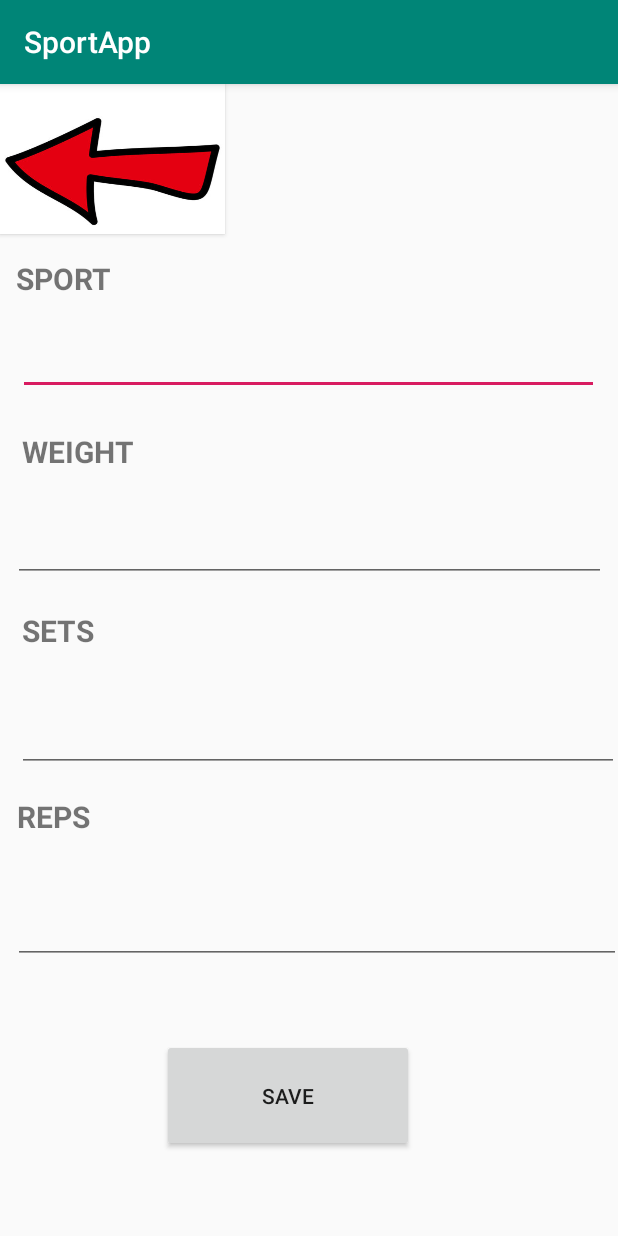
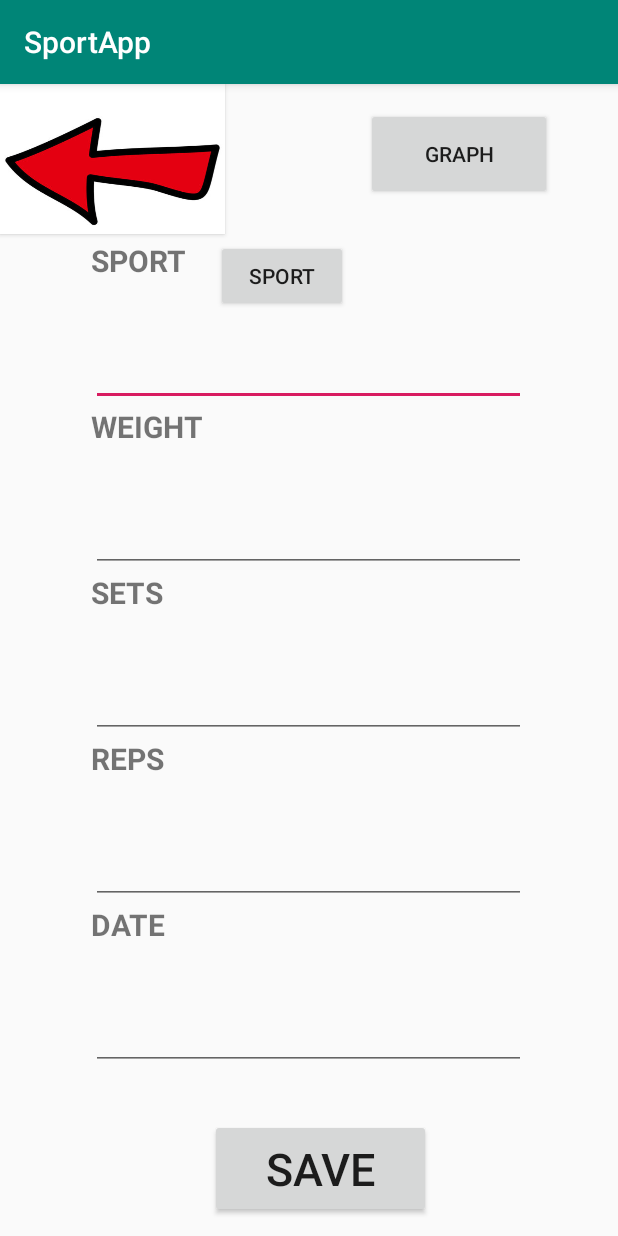
Before and after one commit to jameswang0/Sport-App, an Android app: the Record screen opened directly, with no data from a screen before it, on a phone screen of 412 x 824 dp. Run offline under Robolectric (Android 15) with nearby library versions, the phone set to English and light mode, and no system bars; our stand-ins replace Firebase (no records; nobody signed in at launch, a user with empty details on screens opened directly).

Commit message:
add graph

```diff
--- a/app/build.gradle
+++ b/app/build.gradle
@@ -20,11 +20,16 @@ android {
     }
 }
 
+repositories {
+    maven { url 'https://jitpack.io' }
+}
+
 dependencies {
     implementation fileTree(dir: 'libs', include: ['*.jar'])
     implementation 'androidx.appcompat:appcompat:1.1.0'
     implementation 'androidx.constraintlayout:constraintlayout:1.1.3'
     implementation 'com.google.firebase:firebase-database:19.2.1'
+    implementation 'com.github.PhilJay:MPAndroidChart:v3.1.0'
     testImplementation 'junit:junit:4.12'
     androidTestImplementation 'androidx.test:runner:1.1.1'
     androidTestImplementation 'androidx.test.espresso:espresso-core:3.2.0'
--- a/app/src/main/AndroidManifest.xml
+++ b/app/src/main/AndroidManifest.xml
@@ -15,7 +15,8 @@
         android:roundIcon="@mipmap/ic_launcher_round"
         android:supportsRtl="true"
         android:theme="@style/AppTheme">
-        <activity android:name=".Record"></activity>
+        <activity android:name=".ShowGraph"></activity>
+        <activity android:name=".Record" />
         <activity android:name=".YouTube" />
         <activity android:name=".Dialog_recording" />
         <activity android:name=".Result" />
--- a/app/src/main/java/com/example/sportapp/Record.java
+++ b/app/src/main/java/com/example/sportapp/Record.java
@@ -1,21 +1,34 @@
 package com.example.sportapp;
 
+import androidx.annotation.NonNull;
 import androidx.appcompat.app.AppCompatActivity;
 
 import android.content.Intent;
 import android.os.Bundle;
+import android.util.Log;
+import android.view.MenuItem;
 import android.view.View;
 import android.widget.Button;
 import android.widget.EditText;
+import android.widget.PopupMenu;
 import android.widget.Toast;
 
+import com.google.firebase.database.DataSnapshot;
+import com.google.firebase.database.DatabaseError;
 import com.google.firebase.database.DatabaseReference;
 import com.google.firebase.database.FirebaseDatabase;
+import com.google.firebase.database.Query;
+import com.google.firebase.database.ValueEventListener;
 
-public class Record extends AppCompatActivity {
+import java.util.ArrayList;
 
-    private EditText sport, weight, set, rep;
-    private Button btnSave, return_btn;
+public class Record extends AppCompatActivity implements PopupMenu.OnMenuItemClickListener{
+
+    private ArrayList<Integer> squatVolume = new ArrayList<>();
+    private ArrayList<Integer> saveDate = new ArrayList<>();
+
+    private EditText sport, weight, set, rep, date;
+    private Button btnSave, return_btn, btnGraph;
     DatabaseReference reference, squat_reference, bench_reference, dead_reference;
     User user = new User();
 
@@ -28,6 +41,7 @@ public class Record extends AppCompatActivity {
         weight = findViewById(R.id.edit_weight);
         set = findViewById(R.id.edit_set);
         rep = findViewById(R.id.edit_reps);
+        date = findViewById(R.id.edit_date);
         btnSave = findViewById(R.id.save);
 
         reference = FirebaseDatabase.getInstance().getReference().child("TEST");
@@ -43,6 +57,20 @@ public class Record extends AppCompatActivity {
             }
         });
 
+        btnGraph = findViewById(R.id.btn_graph);
+        btnGraph.setOnClickListener(new View.OnClickListener() {
+            @Override
+            public void onClick(View view) {
+                Intent intent = new Intent();
+                intent.setClass(Record.this, ShowGraph.class);
+                Bundle bundle = new Bundle();
+                bundle.putIntegerArrayList("liststr", squatVolume);
+                bundle.putIntegerArrayList("date", saveDate);
+                intent.putExtras(bundle);
+                startActivity(intent);
+            }
+        });
+
 
         btnSave.setOnClickListener(new View.OnClickListener() {
             @Override
@@ -50,6 +78,7 @@ public class Record extends AppCompatActivity {
                 float weightt = Float.parseFloat((weight.getText().toString().trim()));
                 int sett = Integer.parseInt(set.getText().toString().trim());
                 int repp = Integer.parseInt(rep.getText().toString().trim());
+                int datee = Integer.parseInt(date.getText().toString().trim());
 
                 switch (sport.getText().toString()) {
                     case "squat":
@@ -57,6 +86,7 @@ public class Record extends AppCompatActivity {
                         user.setWeight(weightt);
                         user.setSet(sett);
                         user.setReps(repp);
+                        user.setDate(datee);
                         squat_reference.push().setValue(user);
                         Toast.makeText(Record.this, "Insert Squat Success !!", Toast.LENGTH_SHORT).show();
                         break;
@@ -66,6 +96,7 @@ public class Record extends AppCompatActivity {
                         user.setWeight(weightt);
                         user.setSet(sett);
                         user.setReps(repp);
+                        user.setDate(datee);
                         bench_reference.push().setValue(user);
                         Toast.makeText(Record.this, "Insert Bench Success !!", Toast.LENGTH_SHORT).show();
                         break;
@@ -76,6 +107,7 @@ public class Record extends AppCompatActivity {
                         user.setSet(sett);
                         user.setReps(repp);
                         dead_reference.push().setValue(user);
+                        user.setDate(datee);
                         Toast.makeText(Record.this, "Insert Deadliftt Success !!", Toast.LENGTH_SHORT).show();
                         break;
                 }
@@ -110,5 +142,58 @@ public class Record extends AppCompatActivity {
                 //Toast.makeText(MainActivity.this, "Insert Success !!", Toast.LENGTH_SHORT).show();
             }
         });
+
+        Query query = FirebaseDatabase.getInstance().getReference("SQUAT")
+                .orderByChild("date");
+        query.addListenerForSingleValueEvent(valueEventListener);
+    }
+
+    ValueEventListener valueEventListener = new ValueEventListener() {
+        @Override
+        public void onDataChange(@NonNull DataSnapshot dataSnapshot) {
+
+            if(dataSnapshot.exists()) {
+                for(DataSnapshot snapshot : dataSnapshot.getChildren()) {
+                    User user = snapshot.getValue(User.class);
+                    squatVolume.add(user.getReps());
+                    saveDate.add(user.getDate());
+                    Log.v("MainAcyivity", squatVolume.toString());
+
+                }
+            }
+        }
+
+        @Override
+        public void onCancelled(@NonNull DatabaseError databaseError) {
+
+        }
+    };
+
+    public void showPopup(View view) {
+        PopupMenu popupMenu = new PopupMenu(this, view);
+        popupMenu.setOnMenuItemClickListener(this);
+        popupMenu.inflate(R.menu.sport_menu);
+        popupMenu.show();
+    }
+
+    @Override
+    public boolean onMenuItemClick(MenuItem menuItem) {
+        switch (menuItem.getItemId()) {
+            case R.id.item1:
+                Toast.makeText(Record.this, "Click Item1!" , Toast.LENGTH_SHORT).show();
+                sport.setText("squat");
+                return true;
+            case R.id.item2:
+                Toast.makeText(Record.this, menuItem.getItemId() , Toast.LENGTH_SHORT).show();
+                sport.setText("bench");
+                return true;
+            case R.id.item3:
+                Toast.makeText(Record.this, "Click Item3!" , Toast.LENGTH_SHORT).show();
+                sport.setText("deadlift");
+                return true;
+            default:
+                return false;
+
+        }
     }
 }
--- a/app/src/main/res/layout/activity_record.xml
+++ b/app/src/main/res/layout/activity_record.xml
@@ -8,58 +8,54 @@
 
     <TextView
         android:id="@+id/sport"
-        android:layout_width="390dp"
-        android:layout_height="39dp"
-        android:layout_marginTop="116dp"
+        android:layout_width="290dp"
+        android:layout_height="55dp"
+        android:layout_marginTop="104dp"
         android:text="SPORT"
         android:textSize="20sp"
         android:textStyle="bold"
         android:typeface="normal"
         app:layout_constraintEnd_toEndOf="parent"
-        app:layout_constraintHorizontal_bias="0.476"
+        app:layout_constraintHorizontal_bias="0.495"
         app:layout_constraintStart_toStartOf="parent"
         app:layout_constraintTop_toTopOf="parent" />
 
     <TextView
         android:id="@+id/weight"
-        android:layout_width="382dp"
-        android:layout_height="43dp"
-        android:layout_marginTop="76dp"
+        android:layout_width="290dp"
+        android:layout_height="55dp"
         android:text="WEIGHT"
         android:textSize="20sp"
         android:textStyle="bold"
         app:layout_constraintEnd_toEndOf="@+id/sport"
         app:layout_constraintStart_toStartOf="@+id/sport"
-        app:layout_constraintTop_toBottomOf="@+id/sport" />
+        app:layout_constraintTop_toBottomOf="@+id/edit_sport" />
 
     <TextView
         android:id="@+id/set"
-        android:layout_width="394dp"
-        android:layout_height="44dp"
-        android:layout_marginTop="76dp"
+        android:layout_width="290dp"
+        android:layout_height="55dp"
         android:text="SETS"
         android:textSize="20sp"
         android:textStyle="bold"
         app:layout_constraintEnd_toEndOf="@+id/weight"
-        app:layout_constraintHorizontal_bias="0.0"
+        app:layout_constraintHorizontal_bias="1.0"
         app:layout_constraintStart_toStartOf="@+id/weight"
-        app:layout_constraintTop_toBottomOf="@+id/weight" />
+        app:layout_constraintTop_toBottomOf="@+id/edit_weight" />
 
     <EditText
         android:id="@+id/edit_sport"
-        android:layout_width="387dp"
-        android:layout_height="42dp"
-        android:layout_marginTop="10dp"
+        android:layout_width="290dp"
+        android:layout_height="55dp"
         app:layout_constraintEnd_toEndOf="@+id/sport"
-        app:layout_constraintHorizontal_bias="0.493"
+        app:layout_constraintHorizontal_bias="0.336"
         app:layout_constraintStart_toStartOf="@+id/sport"
         app:layout_constraintTop_toBottomOf="@+id/sport" />
 
     <EditText
         android:id="@+id/edit_weight"
-        android:layout_width="395dp"
-        android:layout_height="49dp"
-        android:layout_marginTop="8dp"
+        android:layout_width="290dp"
+        android:layout_height="55dp"
         app:layout_constraintEnd_toEndOf="@+id/weight"
         app:layout_constraintHorizontal_bias="0.466"
         app:layout_constraintStart_toStartOf="@+id/weight"
@@ -67,43 +63,41 @@
 
     <EditText
         android:id="@+id/edit_set"
-        android:layout_width="401dp"
-        android:layout_height="44dp"
-        android:layout_marginTop="20dp"
+        android:layout_width="290dp"
+        android:layout_height="55dp"
         app:layout_constraintEnd_toEndOf="@+id/set"
-        app:layout_constraintHorizontal_bias="0.471"
+        app:layout_constraintHorizontal_bias="0.642"
         app:layout_constraintStart_toStartOf="@+id/set"
         app:layout_constraintTop_toBottomOf="@+id/set" />
 
     <Button
         android:id="@+id/save"
-        android:layout_width="168dp"
-        android:layout_height="75dp"
-        android:layout_marginStart="108dp"
-        android:layout_marginLeft="108dp"
-        android:layout_marginBottom="56dp"
+        android:layout_width="147dp"
+        android:layout_height="66dp"
+        android:layout_marginStart="140dp"
+        android:layout_marginLeft="140dp"
+        android:layout_marginBottom="12dp"
         android:text="Save"
+        android:textSize="30sp"
         app:layout_constraintBottom_toBottomOf="parent"
         app:layout_constraintStart_toStartOf="parent" />
 
     <TextView
         android:id="@+id/textView4"
-        android:layout_width="400dp"
-        android:layout_height="48dp"
-        android:layout_marginTop="16dp"
+        android:layout_width="290dp"
+        android:layout_height="55dp"
         android:text="REPS"
         android:textSize="20sp"
         android:textStyle="bold"
         app:layout_constraintEnd_toEndOf="@+id/edit_set"
-        app:layout_constraintHorizontal_bias="0.0"
+        app:layout_constraintHorizontal_bias="0.409"
         app:layout_constraintStart_toStartOf="@+id/edit_set"
         app:layout_constraintTop_toBottomOf="@+id/edit_set" />
 
     <EditText
         android:id="@+id/edit_reps"
-        android:layout_width="405dp"
-        android:layout_height="48dp"
-        android:layout_marginTop="16dp"
+        android:layout_width="290dp"
+        android:layout_height="55dp"
         app:layout_constraintEnd_toEndOf="@+id/textView4"
         app:layout_constraintHorizontal_bias="0.501"
         app:layout_constraintStart_toStartOf="@+id/textView4"
@@ -119,5 +113,48 @@
         app:layout_constraintStart_toStartOf="parent"
         app:layout_constraintTop_toTopOf="parent" />
 
+    <Button
+        android:id="@+id/button3"
+        android:layout_width="wrap_content"
+        android:layout_height="wrap_content"
+        android:layout_marginTop="104dp"
+        android:layout_marginEnd="180dp"
+        android:layout_marginRight="180dp"
+        android:onClick="showPopup"
+        android:text="SPORT"
+        app:layout_constraintEnd_toEndOf="parent"
+        app:layout_constraintTop_toTopOf="parent" />
+
+    <TextView
+        android:id="@+id/textView5"
+        android:layout_width="290dp"
+        android:layout_height="55dp"
+        android:text="DATE"
+        android:textSize="20sp"
+        android:textStyle="bold"
+        app:layout_constraintEnd_toEndOf="@+id/edit_reps"
+        app:layout_constraintHorizontal_bias="0.515"
+        app:layout_constraintStart_toStartOf="@+id/edit_reps"
+        app:layout_constraintTop_toBottomOf="@+id/edit_reps" />
+
+    <EditText
+        android:id="@+id/edit_date"
+        android:layout_width="290dp"
+        android:layout_height="55dp"
+        app:layout_constraintEnd_toEndOf="@+id/textView5"
+        app:layout_constraintStart_toStartOf="@+id/textView5"
+        app:layout_constraintTop_toBottomOf="@+id/textView5" />
+
+    <Button
+        android:id="@+id/btn_graph"
+        android:layout_width="124dp"
+        android:layout_height="61dp"
+        android:layout_marginTop="16dp"
+        android:layout_marginEnd="44dp"
+        android:layout_marginRight="44dp"
+        android:text="GRAPH"
+        app:layout_constraintEnd_toEndOf="parent"
+        app:layout_constraintTop_toTopOf="parent" />
+
 
 </androidx.constraintlayout.widget.ConstraintLayout>
--- a/app/src/main/res/layout/activity_search.xml
+++ b/app/src/main/res/layout/activity_search.xml
@@ -57,10 +57,7 @@
         android:id="@+id/return_btn"
         android:layout_width="150dp"
         android:layout_height="100dp"
-        android:layout_marginTop="32dp"
         android:background="@drawable/arrow"
-        app:layout_constraintEnd_toEndOf="parent"
-        app:layout_constraintHorizontal_bias="0.23"
         app:layout_constraintStart_toStartOf="parent"
         app:layout_constraintTop_toTopOf="parent" />
 
--- /dev/null
+++ b/app/src/main/res/menu/sport_menu.xml
@@ -0,0 +1,13 @@
+<?xml version="1.0" encoding="utf-8"?>
+<menu xmlns:android="http://schemas.android.com/apk/res/android">
+
+    <item android:id="@+id/item1"
+        android:title="SQUAT"/>
+
+    <item android:id="@+id/item2"
+        android:title="BENCH"/>
+
+    <item android:id="@+id/item3"
+        android:title="DEADLIFT"/>
+
+</menu>
```
Also changed, not shown: app/src/main/java/com/example/sportapp/ShowGraph.java (added, +92 -0 lines), app/src/main/java/com/example/sportapp/User.java (+9 -0 lines), app/src/main/res/layout/activity_main.xml (+7 -7 lines), app/src/main/res/layout/activity_show_graph.xml (added, +27 -0 lines).
